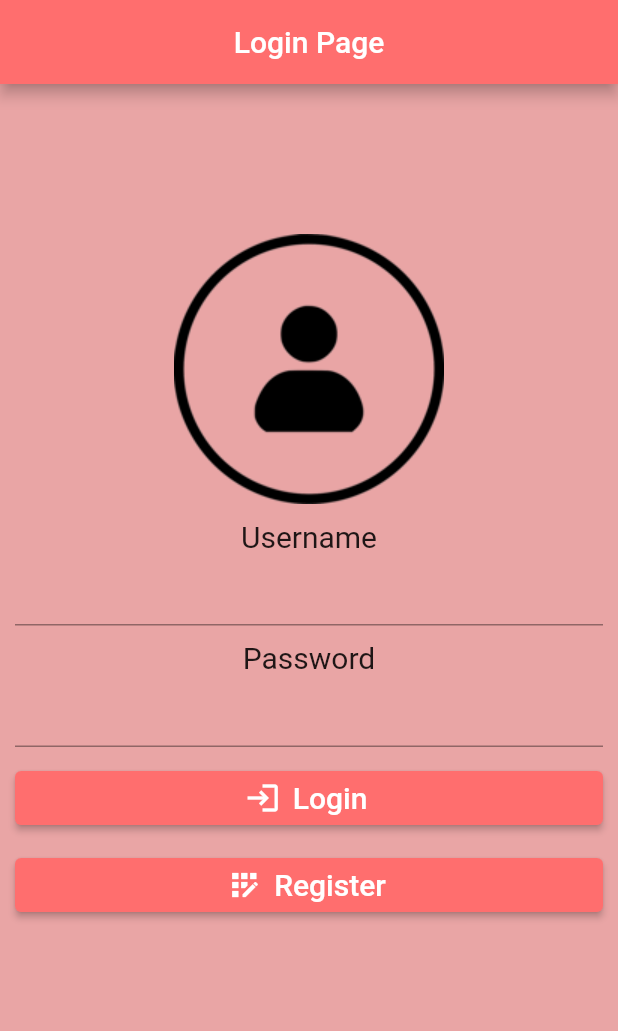
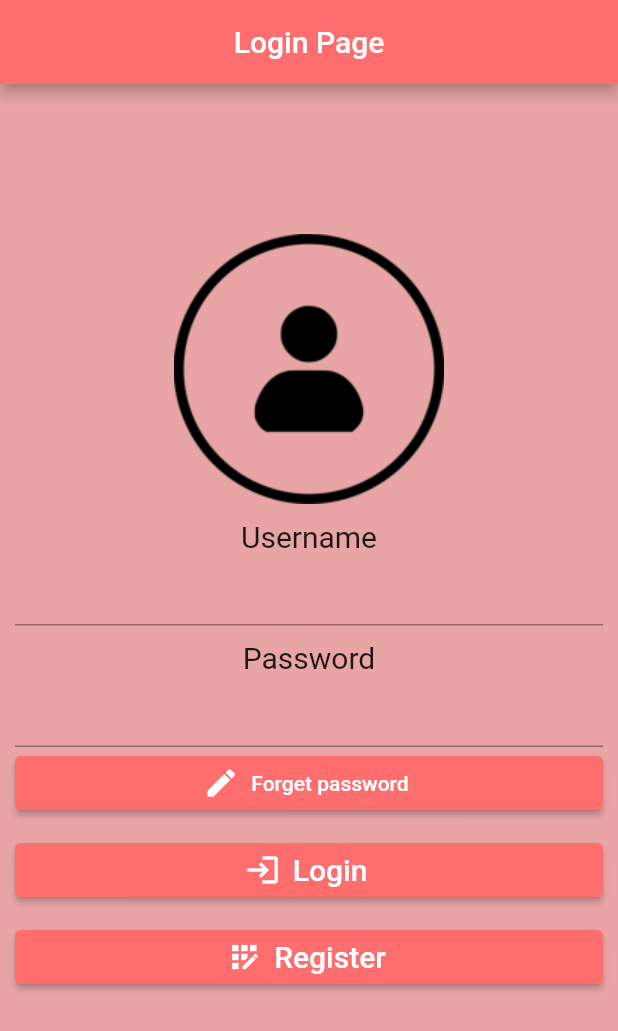
Before and after one commit to Watchara-Ay/Nine2Five, a Flutter app: the screen it shows after launch, on a phone screen of 412 x 824 dp. Shown: the top 1031 px of the screen. Run offline on Flutter 3.47's test engine with Material 2 defaults, Android fonts, the phone set to English and light mode, and no system bars; our stand-ins replace firebase_core, form_field_validator; accounts and stored records are empty.

Commit message:
forgetError

```diff
--- a/lib/screen/login.dart
+++ b/lib/screen/login.dart
@@ -1,5 +1,6 @@
 import 'package:flutter/material.dart';
 import 'package:form_field_validator/form_field_validator.dart';
+import 'package:nine2five/screen/forgetpassword.dart';
 import 'package:nine2five/screen/today.dart';
 import 'package:nine2five/screen/register.dart';
 import 'package:nine2five/model/profile.dart';
@@ -51,6 +52,24 @@ class LoginPage extends StatelessWidget {
                   profile.password = password!;
                 },
               ),
+              SizedBox(
+                width: double.infinity,
+                child: ElevatedButton.icon(
+                  style: ButtonStyle(
+                    backgroundColor: MaterialStateProperty.all(
+                        Color.fromARGB(255, 255, 110, 110)),
+                  ),
+                  icon: const Icon(Icons.edit),
+                  label: const Text("Forget password",
+                      style: TextStyle(fontSize: 14)),
+                  onPressed: () {
+                    Navigator.push(context,
+                        MaterialPageRoute(builder: (context) {
+                      return forgetpassword();
+                    }));
+                  },
+                ),
+              ),
               const SizedBox(
                 height: 10,
               ),
```
Also changed, not shown: lib/screen/forgetpassword.dart (+45 -2 lines).
